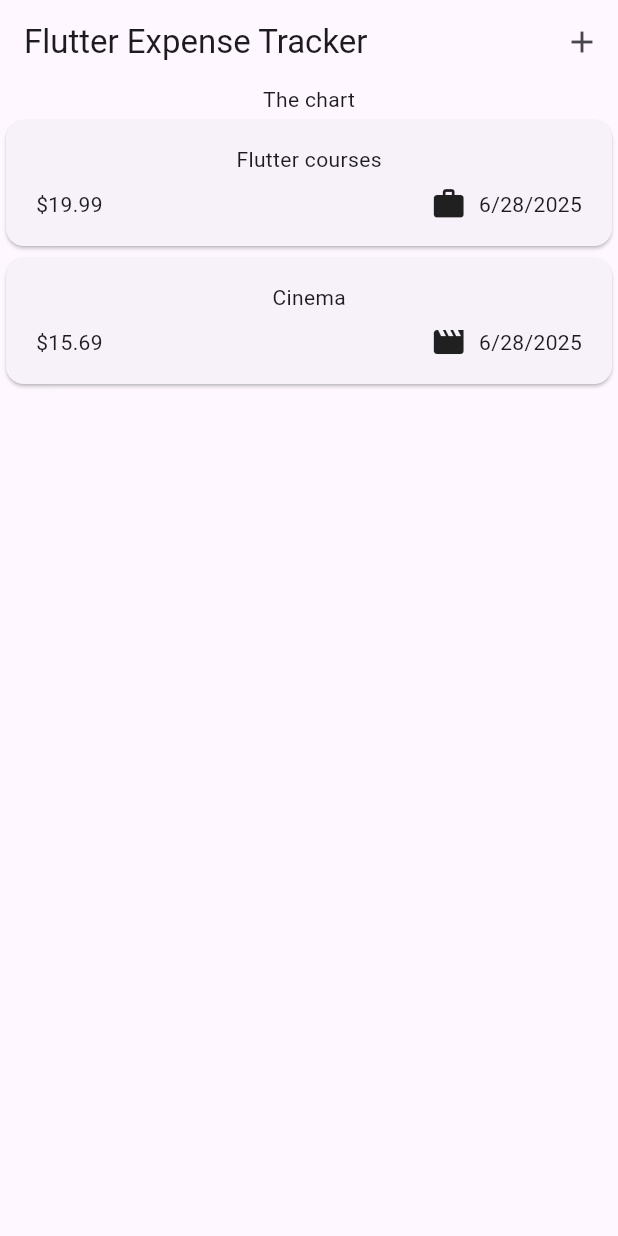
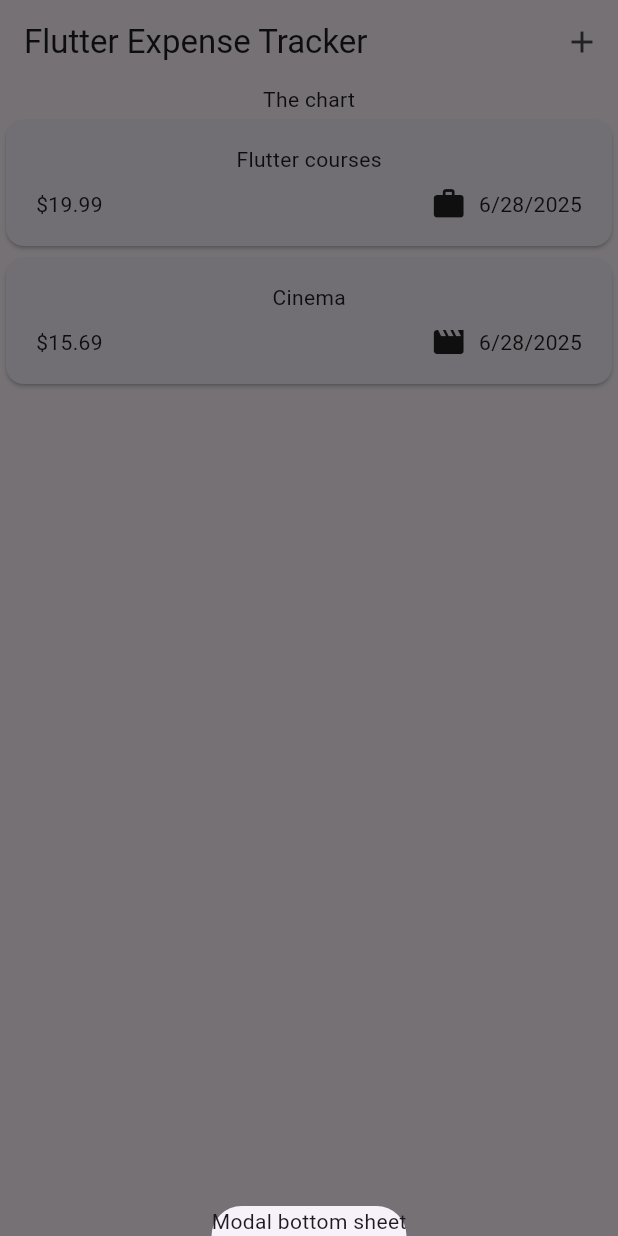
Before and after one commit to ponomarenko24/expense_tracker, a Flutter app: the screen it shows after launch, after a tap on the "add" icon, on a phone screen of 412 x 824 dp. Run offline on Flutter 3.47's test engine with Material 3 defaults, Android fonts, the phone set to English and light mode, and no system bars.

Commit message:
added function for open modal window

```diff
--- a/lib/widgets/expenses.dart
+++ b/lib/widgets/expenses.dart
@@ -23,12 +23,22 @@ class _ExpensesState extends State<Expenses> {
       category: Category.leisure,
     ),
   ];
+
+  void _openAddExpenseOverlay() {
+    showModalBottomSheet(
+      context: context,
+      builder: (ctx) => Text('Modal bottom sheet'),
+    );
+  }
+
   @override
   Widget build(context) {
     return Scaffold(
       appBar: AppBar(
         title: Text('Flutter Expense Tracker'),
-        actions: [IconButton(onPressed: () {}, icon: Icon(Icons.add))],
+        actions: [
+          IconButton(onPressed: _openAddExpenseOverlay, icon: Icon(Icons.add)),
+        ],
       ),
       body: Column(
         children: [
```
